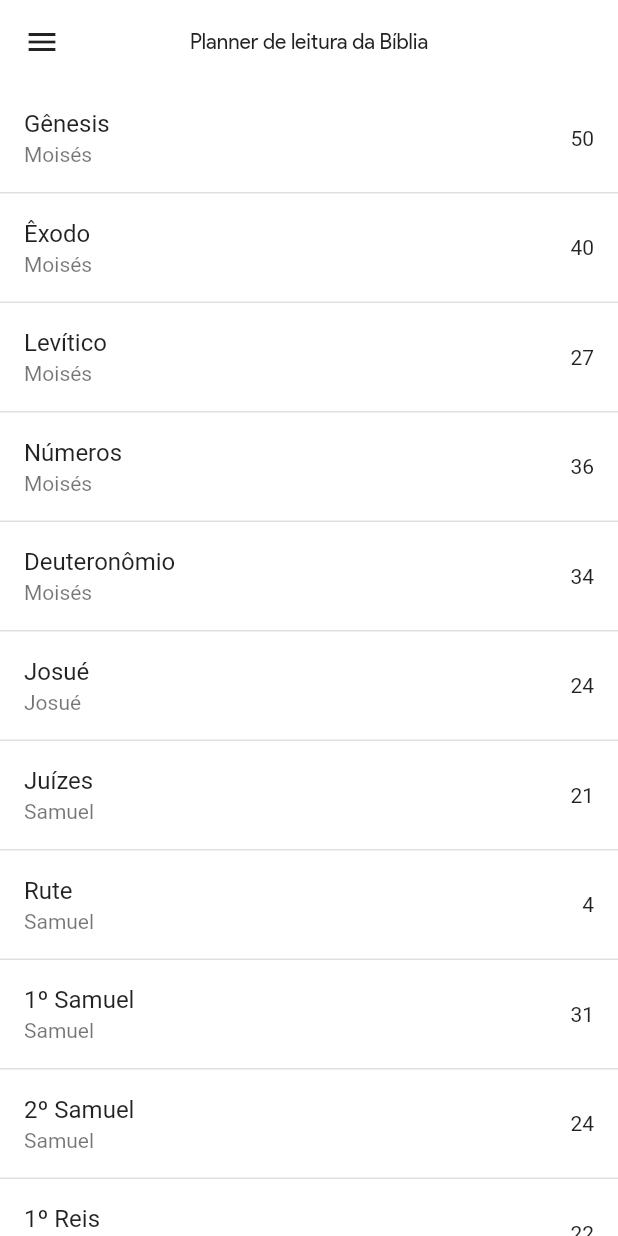
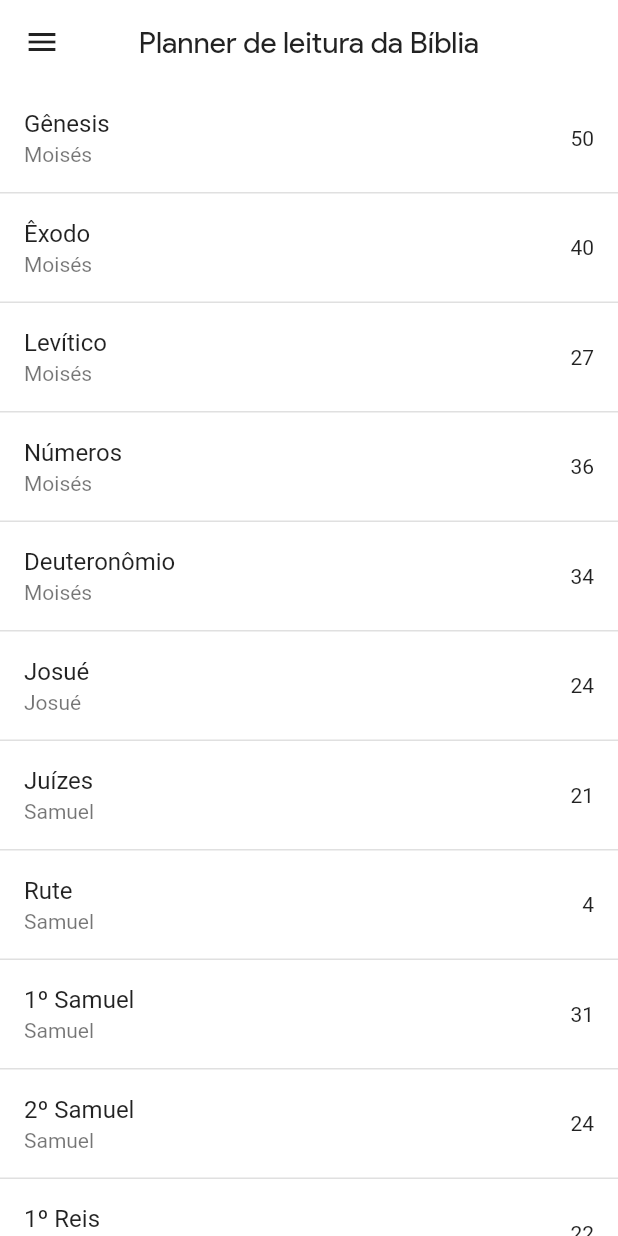
Before and after one commit to rafaelcneves/bibleplanner, a Flutter app: the screen it shows after launch, on a phone screen of 412 x 824 dp. Run offline on Flutter 3.47's test engine with Material 2 defaults, Android fonts, the light colour scheme and no system bars; our stand-ins replace flutter_mobx, flutter_staggered_animations, get_it, hive, hive_flutter, mobx; accounts and stored records are empty; generated files the repository leaves out were written again.

Commit message:
HiveDB + Theme basics

```diff
--- a/lib/main.dart
+++ b/lib/main.dart
@@ -1,9 +1,25 @@
+import 'package:bibleplanner/models/planner.dart';
 import 'package:bibleplanner/pages/home_page/home_page.dart';
 import 'package:bibleplanner/stores/bible_store.dart';
 import 'package:flutter/material.dart';
 import 'package:get_it/get_it.dart';
+import 'package:hive/hive.dart';
+import 'package:hive_flutter/hive_flutter.dart';
 
-void main() {
+void main() async {
+  runApp(Center(child: CircularProgressIndicator()));
+  await Hive.initFlutter();
+  Hive.registerAdapter<Planner>(PlannerAdapter());
+  var box = await Hive.openBox('planners');
+
+  if (!box.containsKey(0)) {
+    Planner planner = Planner()
+      ..name = 'Primeiro'
+      ..bookChapters = {};
+
+    box.add(planner);
+  }
+
   GetIt getIt = GetIt.instance;
   getIt.registerSingleton<BibleStore>(BibleStore());
   runApp(MyApp());
@@ -16,8 +32,20 @@ class MyApp extends StatelessWidget {
     return MaterialApp(
       debugShowCheckedModeBanner: false,
       title: 'Planner de leitura da Bíblia',
-      theme: ThemeData(
-        primarySwatch: Colors.blue,
+      theme: ThemeData.light().copyWith(
+        appBarTheme: AppBarTheme(
+          color: Colors.white,
+          elevation: 0,
+          textTheme: TextTheme(
+            headline6: TextStyle(
+              color: Colors.black87,
+              fontFamily: 'Google',
+              fontSize: 20,
+            ),
+          ),
+          iconTheme: IconThemeData(color: Colors.black87),
+        ),
+        scaffoldBackgroundColor: Colors.white,
         visualDensity: VisualDensity.adaptivePlatformDensity,
       ),
       home: HomePage(),
--- /dev/null
+++ b/lib/models/planner.dart
@@ -0,0 +1,12 @@
+import 'package:hive/hive.dart';
+
+part 'planner.g.dart';
+
+@HiveType(typeId: 0)
+class Planner extends HiveObject {
+  @HiveField(0)
+  String name;
+
+  @HiveField(1)
+  Map<String, List<int>> bookChapters;
+}
--- a/lib/pages/home_page/home_page.dart
+++ b/lib/pages/home_page/home_page.dart
@@ -28,21 +28,13 @@ class _HomePageState extends State<HomePage> {
   Widget build(BuildContext context) {
     return Scaffold(
       appBar: AppBar(
-        iconTheme: ThemeData.light().iconTheme,
-        textTheme: ThemeData.light().textTheme,
-        title: Text(
-          'Planner de leitura da Bíblia',
-          style: TextStyle(color: Colors.black87, fontFamily: 'Google'),
-        ),
+        title: Text('Planner de leitura da Bíblia'),
         centerTitle: true,
-        backgroundColor: Colors.white,
-        elevation: 0,
         leading: IconButton(
           icon: Icon(Icons.menu),
           onPressed: () {},
         ),
       ),
-      backgroundColor: Colors.white,
       body: Observer(
         name: 'BooksList',
         builder: (context) {
--- a/pubspec.yaml
+++ b/pubspec.yaml
@@ -27,6 +27,8 @@ dependencies:
   flutter_mobx: ^1.1.0+1
   flutter_icons: ^1.1.0
   flutter_staggered_animations: ^0.1.2
+  hive: ^1.4.1+1
+  hive_flutter: ^0.3.0+2
 
 
   # The following adds the Cupertino Icons font to your application.
@@ -38,6 +40,10 @@ dev_dependencies:
     sdk: flutter
   mobx_codegen: ^1.1.0+1
   build_runner: ^1.10.0
+  hive_generator: ^0.7.0+2
+
+dependency_overrides:
+  dartx: ^0.4.1
 
 # For information on the generic Dart part of this file, see the
 # following page: https://dart.dev/tools/pub/pubspec
```
Also changed, not shown: lib/pages/chapters_page/chapters_page.dart (+46 -18 lines), lib/models/planner.g.dart (added), pubspec.lock.
